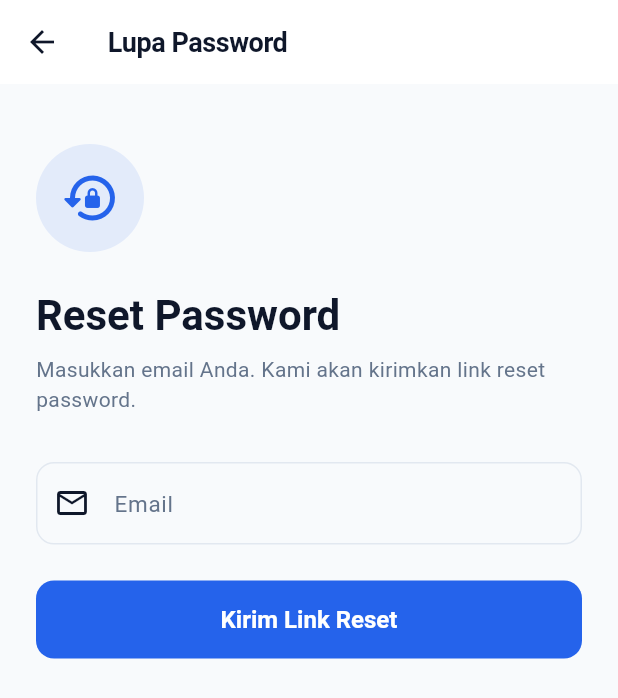
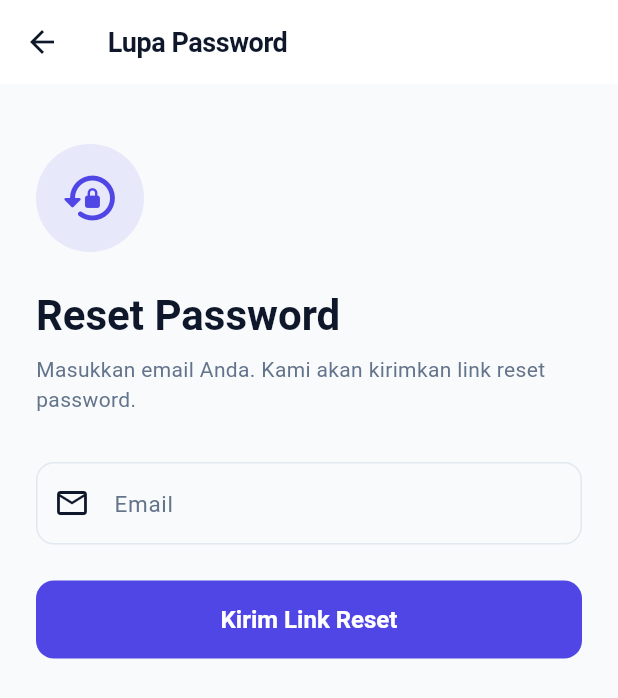
Before and after one commit to kiimalf/E-Ticketing_Helpdesk, a Flutter app: the screen it shows after launch, after a tap on "Lupa Password?", on a phone screen of 412 x 824 dp. Shown: the top 698 px of the screen. Run offline on Flutter 3.47's test engine with Material 3 defaults, Android fonts, the phone set to English and light mode, and no system bars; our stand-ins replace file_picker, flutter_riverpod, image_picker, shared_preferences, supabase_flutter; accounts and stored records are empty.

Commit message:
feat: update brand colors and add custom app logo to login and splash screens

```diff
--- a/lib/core/theme/app_theme.dart
+++ b/lib/core/theme/app_theme.dart
@@ -5,10 +5,10 @@ class AppColors {
   AppColors._();
 
   // Brand
-  static const Color primary = Color(0xFF2563EB);
-  static const Color primaryLight = Color(0xFF3B82F6);
-  static const Color primaryDark = Color(0xFF1D4ED8);
-  static const Color accent = Color(0xFF0EA5E9);
+  static const Color primary = Color(0xFF4F46E5);
+  static const Color primaryLight = Color(0xFF6366F1);
+  static const Color primaryDark = Color(0xFF3730A3);
+  static const Color accent = Color(0xFF06B6D4);
 
   // Status
   static const Color statusOpen = Color(0xFFF59E0B);
@@ -35,9 +35,9 @@ class AppColors {
   static const Color darkBg = Color(0xFF0F172A);
   static const Color darkSurface = Color(0xFF1E293B);
   static const Color darkDivider = Color(0xFF334155);
-  static const Color darkText1 = Color(0xFFF1F5F9);
-  static const Color darkText2 = Color(0xFF94A3B8);
-  static const Color darkText3 = Color(0xFF475569);
+  static const Color darkText1 = Color(0xFFF8FAFC);
+  static const Color darkText2 = Color(0xFFCBD5E1);
+  static const Color darkText3 = Color(0xFF94A3B8);
 }
 
 // ─── Theme Builder ────────────────────────────────────────────
--- a/lib/features/auth/presentation/pages/login_page.dart
+++ b/lib/features/auth/presentation/pages/login_page.dart
@@ -87,13 +87,20 @@ class _LoginPageState extends ConsumerState<LoginPage> {
                   width: 60,
                   height: 60,
                   decoration: BoxDecoration(
-                    color: AppColors.primary.withValues(alpha: 0.1),
+                    color: Colors.white,
                     borderRadius: BorderRadius.circular(16),
+                    boxShadow: [
+                      BoxShadow(
+                        color: Colors.black.withValues(alpha: 0.05),
+                        blurRadius: 10,
+                        offset: const Offset(0, 4),
+                      ),
+                    ],
                   ),
-                  child: const Icon(
-                    Icons.support_agent_rounded,
-                    size: 34,
-                    color: AppColors.primary,
+                  clipBehavior: Clip.antiAlias,
+                  child: Image.asset(
+                    'assets/images/app_logo.png',
+                    fit: BoxFit.cover,
                   ),
                 ),
                 const SizedBox(height: 24),
--- a/lib/features/auth/presentation/pages/splash_page.dart
+++ b/lib/features/auth/presentation/pages/splash_page.dart
@@ -73,17 +73,20 @@ class _SplashPageState extends ConsumerState<SplashPage>
                     width: 96,
                     height: 96,
                     decoration: BoxDecoration(
-                      color: Colors.white.withValues(alpha: 0.15),
+                      color: Colors.white,
                       borderRadius: BorderRadius.circular(24),
-                      border: Border.all(
-                        color: Colors.white.withValues(alpha: 0.3),
-                        width: 2,
-                      ),
+                      boxShadow: [
+                        BoxShadow(
+                          color: Colors.black.withValues(alpha: 0.1),
+                          blurRadius: 10,
+                          offset: const Offset(0, 4),
+                        ),
+                      ],
                     ),
-                    child: const Icon(
-                      Icons.support_agent_rounded,
-                      size: 52,
-                      color: Colors.white,
+                    clipBehavior: Clip.antiAlias,
+                    child: Image.asset(
+                      'assets/images/app_logo.png',
+                      fit: BoxFit.cover,
                     ),
                   ),
                   const SizedBox(height: 24),
```
Also changed, not shown: assets/images/app_logo.png (added).
